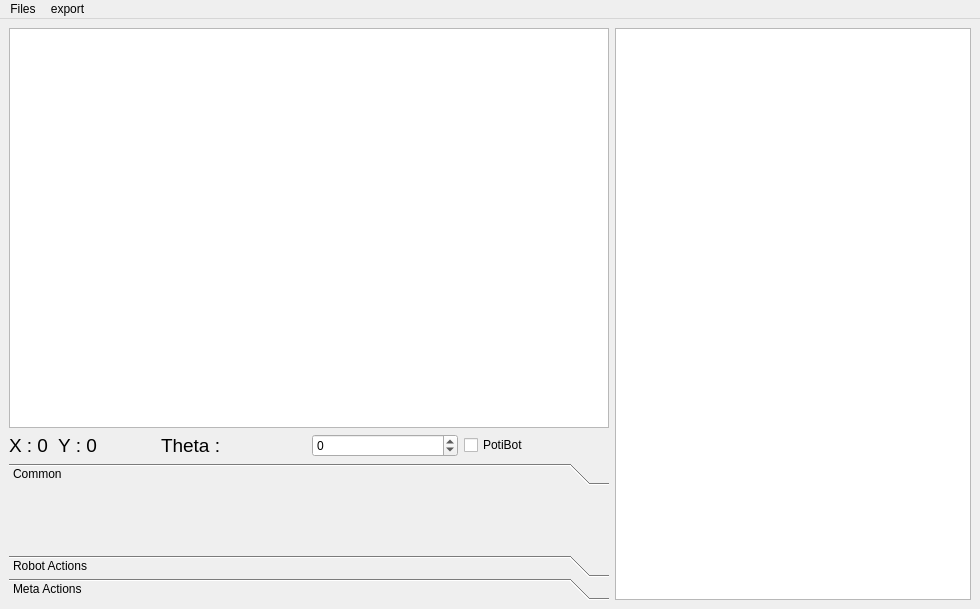
Above: mainwindow.ui from J-Solbach/VRAC_strategy_editor before the change. Below: the same form after it.
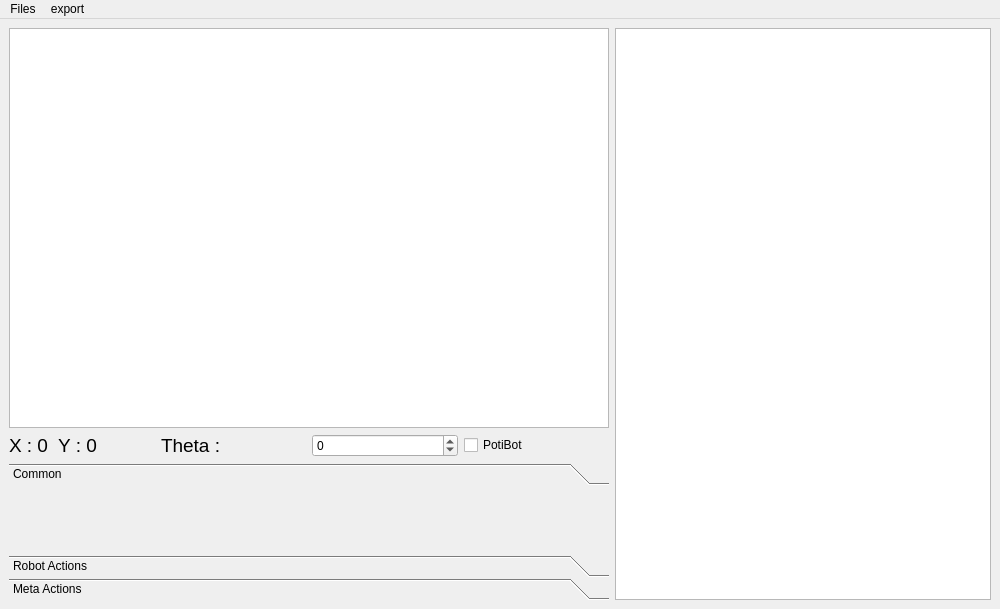
That is the form after the change.

```diff
--- a/mainwindow.ui
+++ b/mainwindow.ui
@@ -6,8 +6,8 @@
    <rect>
     <x>0</x>
     <y>0</y>
-    <width>980</width>
-    <height>598</height>
+    <width>1000</width>
+    <height>600</height>
    </rect>
   </property>
   <property name="windowTitle">
@@ -172,7 +172,7 @@
     <rect>
      <x>0</x>
      <y>0</y>
-     <width>980</width>
+     <width>1000</width>
      <height>20</height>
     </rect>
    </property>
```
Left out of the diff: 6 changed lines with no effect on the pictures.
